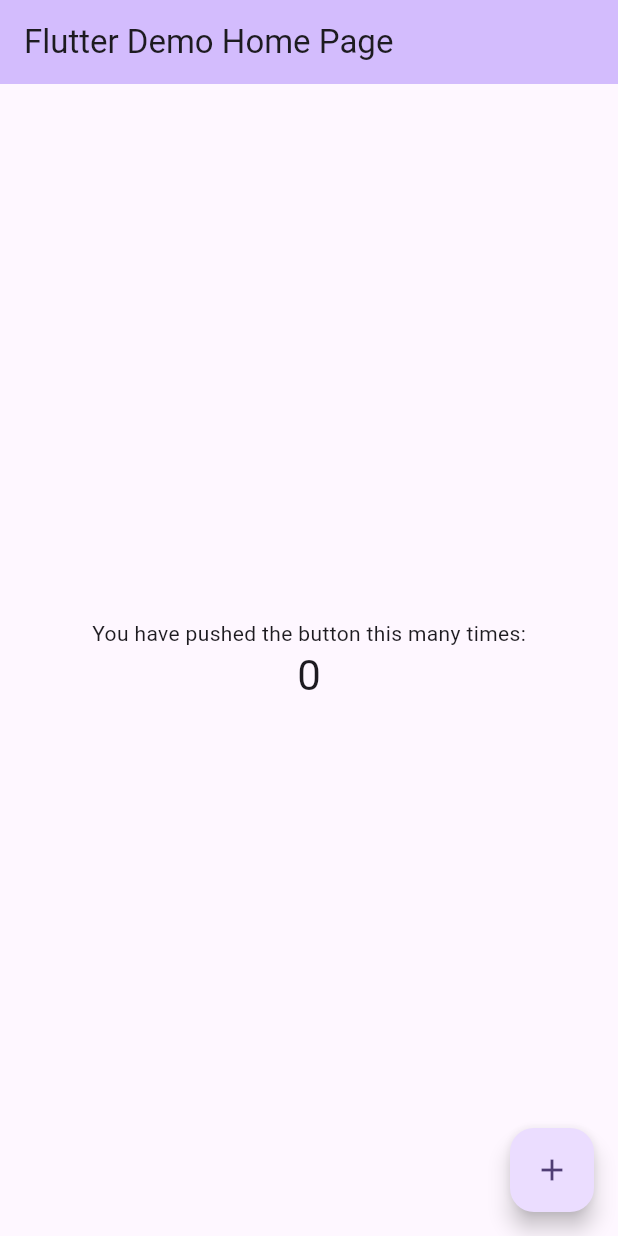
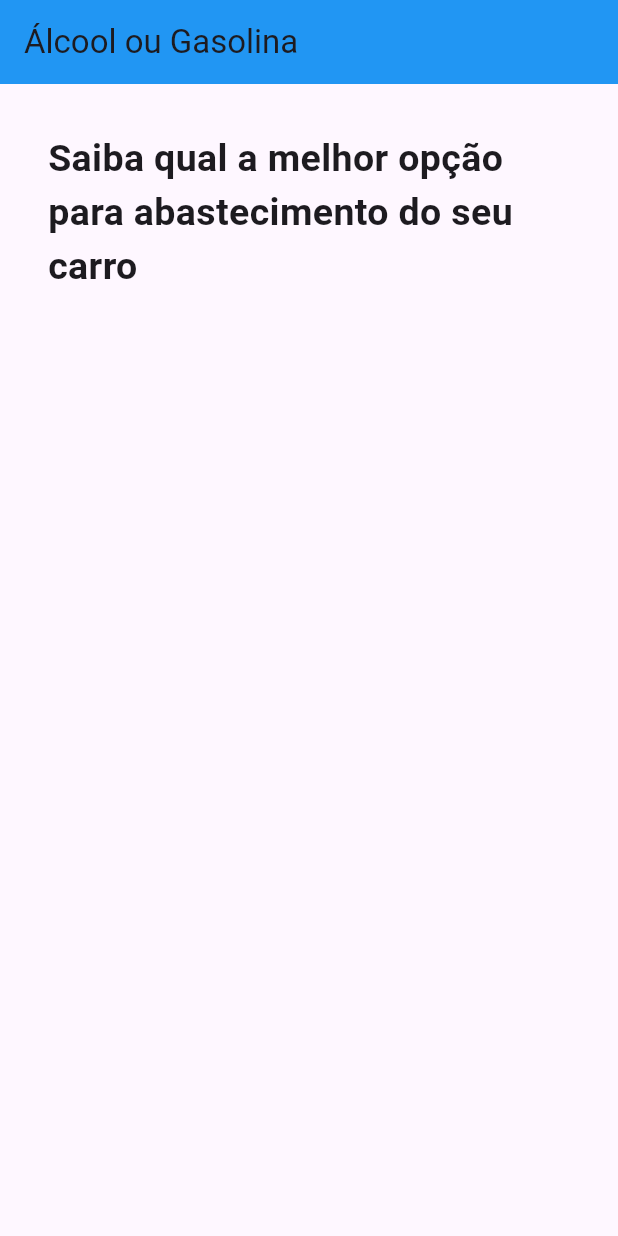
Before and after one commit to Danilo-Taveira/alcool_gasolina, a Flutter app: the screen it shows after launch, on a phone screen of 412 x 824 dp. Run offline on Flutter 3.47's test engine with Material 3 defaults, Android fonts, the phone set to English and light mode, and no system bars.

Commit message:
new commit

```diff
--- /dev/null
+++ b/lib/Home.dart
@@ -0,0 +1,36 @@
+import 'package:flutter/material.dart';
+
+class Home extends StatefulWidget {
+  const Home({super.key});
+
+  @override
+  State<Home> createState() => _HomeState();
+}
+
+class _HomeState extends State<Home> {
+  @override
+  Widget build(BuildContext context) {
+    return Scaffold(
+      appBar: AppBar(
+        title: Text('Álcool ou Gasolina'),
+        backgroundColor: Colors.blue,
+      ),
+      body: Container(
+        child: Column(
+          children: <Widget>[
+            Padding(
+              padding: EdgeInsets.all(32),
+              child: Text(
+                'Saiba qual a melhor opção para abastecimento do seu carro',
+                style: TextStyle(
+                  fontSize: 25,
+                  fontWeight: FontWeight.bold,
+                ),
+              ),
+            ),
+          ],
+        ),
+      ),
+    );
+  }
+}
--- a/lib/main.dart
+++ b/lib/main.dart
@@ -1,125 +1,8 @@
+import 'package:alcool_gasolina/Home.dart';
 import 'package:flutter/material.dart';
 
 void main() {
-  runApp(const MyApp());
+  runApp(MaterialApp(
+    home: Home(),
+  ));
 }
-
-class MyApp extends StatelessWidget {
-  const MyApp({super.key});
-
-  // This widget is the root of your application.
-  @override
-  Widget build(BuildContext context) {
-    return MaterialApp(
-      title: 'Flutter Demo',
-      theme: ThemeData(
-        // This is the theme of your application.
-        //
-        // TRY THIS: Try running your application with "flutter run". You'll see
-        // the application has a blue toolbar. Then, without quitting the app,
-        // try changing the seedColor in the colorScheme below to Colors.green
-        // and then invoke "hot reload" (save your changes or press the "hot
-        // reload" button in a Flutter-supported IDE, or press "r" if you used
-        // the command line to start the app).
-        //
-        // Notice that the counter didn't reset back to zero; the application
-        // state is not lost during the reload. To reset the state, use hot
-        // restart instead.
-        //
-        // This works for code too, not just values: Most code changes can be
-        // tested with just a hot reload.
-        colorScheme: ColorScheme.fromSeed(seedColor: Colors.deepPurple),
-        useMaterial3: true,
-      ),
-      home: const MyHomePage(title: 'Flutter Demo Home Page'),
-    );
-  }
-}
-
-class MyHomePage extends StatefulWidget {
-  const MyHomePage({super.key, required this.title});
-
-  // This widget is the home page of your application. It is stateful, meaning
-  // that it has a State object (defined below) that contains fields that affect
-  // how it looks.
-
-  // This class is the configuration for the state. It holds the values (in this
-  // case the title) provided by the parent (in this case the App widget) and
-  // used by the build method of the State. Fields in a Widget subclass are
-  // always marked "final".
-
-  final String title;
-
-  @override
-  State<MyHomePage> createState() => _MyHomePageState();
-}
-
-class _MyHomePageState extends State<MyHomePage> {
-  int _counter = 0;
-
-  void _incrementCounter() {
-    setState(() {
-      // This call to setState tells the Flutter framework that something has
-      // changed in this State, which causes it to rerun the build method below
-      // so that the display can reflect the updated values. If we changed
-      // _counter without calling setState(), then the build method would not be
-      // called again, and so nothing would appear to happen.
-      _counter++;
-    });
-  }
-
-  @override
-  Widget build(BuildContext context) {
-    // This method is rerun every time setState is called, for instance as done
-    // by the _incrementCounter method above.
-    //
-    // The Flutter framework has been optimized to make rerunning build methods
-    // fast, so that you can just rebuild anything that needs updating rather
-    // than having to individually change instances of widgets.
-    return Scaffold(
-      appBar: AppBar(
-        // TRY THIS: Try changing the color here to a specific color (to
-        // Colors.amber, perhaps?) and trigger a hot reload to see the AppBar
-        // change color while the other colors stay the same.
-        backgroundColor: Theme.of(context).colorScheme.inversePrimary,
-        // Here we take the value from the MyHomePage object that was created by
-        // the App.build method, and use it to set our appbar title.
-        title: Text(widget.title),
-      ),
-      body: Center(
-        // Center is a layout widget. It takes a single child and positions it
-        // in the middle of the parent.
-        child: Column(
-          // Column is also a layout widget. It takes a list of children and
-          // arranges them vertically. By default, it sizes itself to fit its
-          // children horizontally, and tries to be as tall as its parent.
-          //
-          // Column has various properties to control how it sizes itself and
-          // how it positions its children. Here we use mainAxisAlignment to
-          // center the children vertically; the main axis here is the vertical
-          // axis because Columns are vertical (the cross axis would be
-          // horizontal).
-          //
-          // TRY THIS: Invoke "debug painting" (choose the "Toggle Debug Paint"
-          // action in the IDE, or press "p" in the console), to see the
-          // wireframe for each widget.
-          mainAxisAlignment: MainAxisAlignment.center,
-          children: <Widget>[
-            const Text(
-              'You have pushed the button this many times:',
-            ),
-            Text(
-              '$_counter',
-              style: Theme.of(context).textTheme.headlineMedium,
-            ),
-          ],
-        ),
-      ),
-      floatingActionButton: FloatingActionButton(
-        onPressed: _incrementCounter,
-        tooltip: 'Increment',
-        child: const Icon(Icons.add),
-      ), // This trailing comma makes auto-formatting nicer for build methods.
-    );
-  }
-}
--- a/pubspec.yaml
+++ b/pubspec.yaml
@@ -62,6 +62,8 @@ flutter:
   # assets:
   #   - images/a_dot_burr.jpeg
   #   - images/a_dot_ham.jpeg
+  assets:
+    - images/logo.png
 
   # An image asset can refer to one or more resolution-specific "variants", see
   # https://flutter.dev/assets-and-images/#resolution-aware
```
Also changed, not shown: 1 other file.
